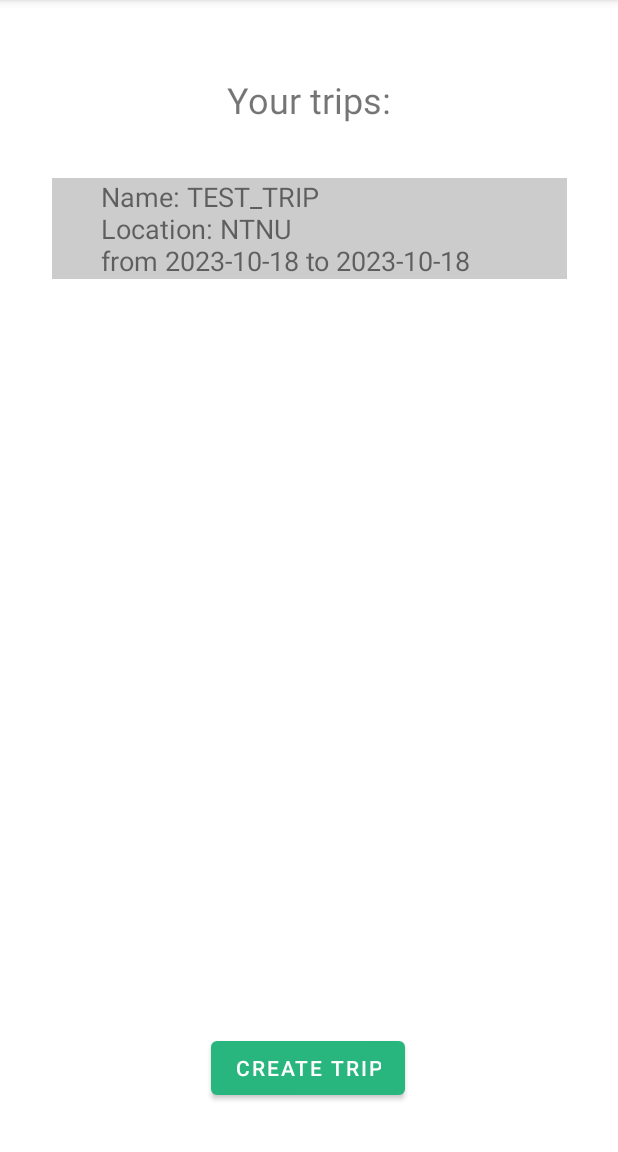
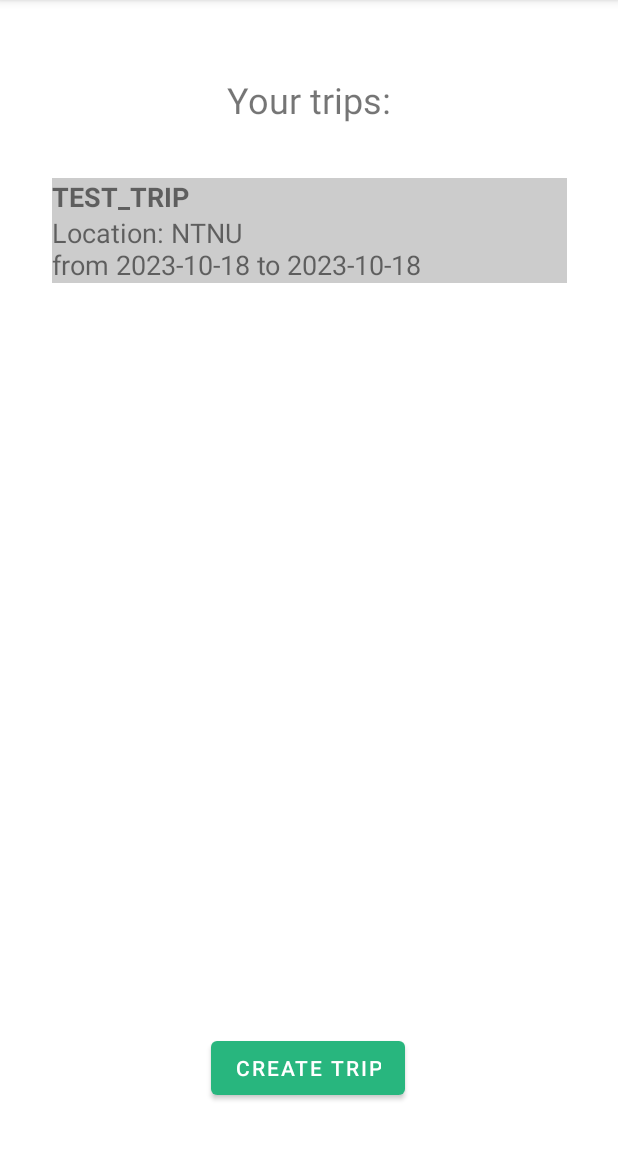
Before and after one commit to tonibosch/PlanVenture-App, an Android app: the fragment MyTripsFragment shown on its own in the app's theme, on a phone screen of 412 x 824 dp, the part 84-1236 px from its top. Run offline under Robolectric (Android 15) with nearby library versions, the phone set to English and light mode, and no system bars.

Commit message:
ADD Trip name BOLD

```diff
--- a/app/src/main/java/com/example/planventure/MyTripsFragment.kt
+++ b/app/src/main/java/com/example/planventure/MyTripsFragment.kt
@@ -5,6 +5,7 @@ import android.content.Intent
 import android.graphics.Color
 import android.os.Build
 import android.os.Bundle
+import android.text.Html
 import android.util.Log
 import android.util.TypedValue
 import androidx.fragment.app.Fragment
@@ -73,7 +74,8 @@ class MyTripsFragment : Fragment() {
         var i = 1
         for (trip in trips) {
             val textView = TextView(context)                                // Create a new TextView for each trip
-            textView.text = "       Name: ${trip.getName()}\n       Location: ${trip.getLocation()}\n       from " + convertDate(trip.getStartDate()) + " to " + convertDate(trip.getEndDate())
+            val formattedText = "       <b>${trip.getName()}</b><br>       Location: ${trip.getLocation()}<br>       from ${convertDate(trip.getStartDate())} to ${convertDate(trip.getEndDate())}"
+            textView.text = Html.fromHtml(formattedText, Html.FROM_HTML_MODE_COMPACT)
             textView.setTextSize(TypedValue.COMPLEX_UNIT_SP, 18f)
             if (i % 2 == 0) textView.setBackgroundColor(Color.WHITE)        // Set the background color based on whether i is odd or even
             else textView.setBackgroundColor(Color.LTGRAY)
```
